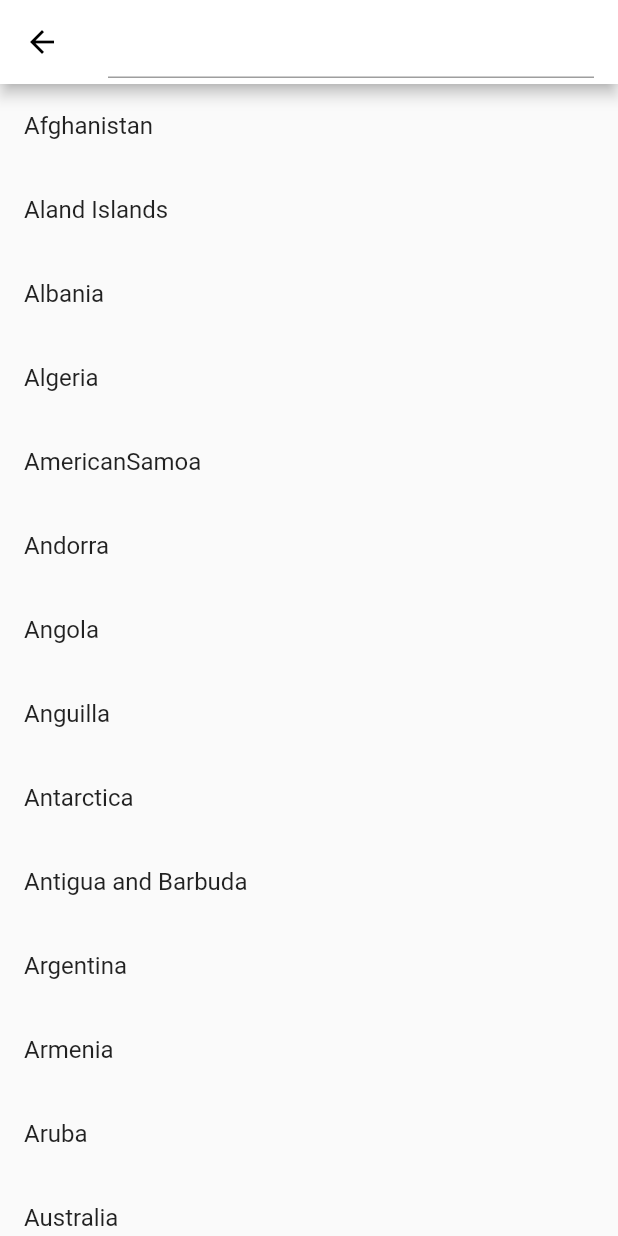
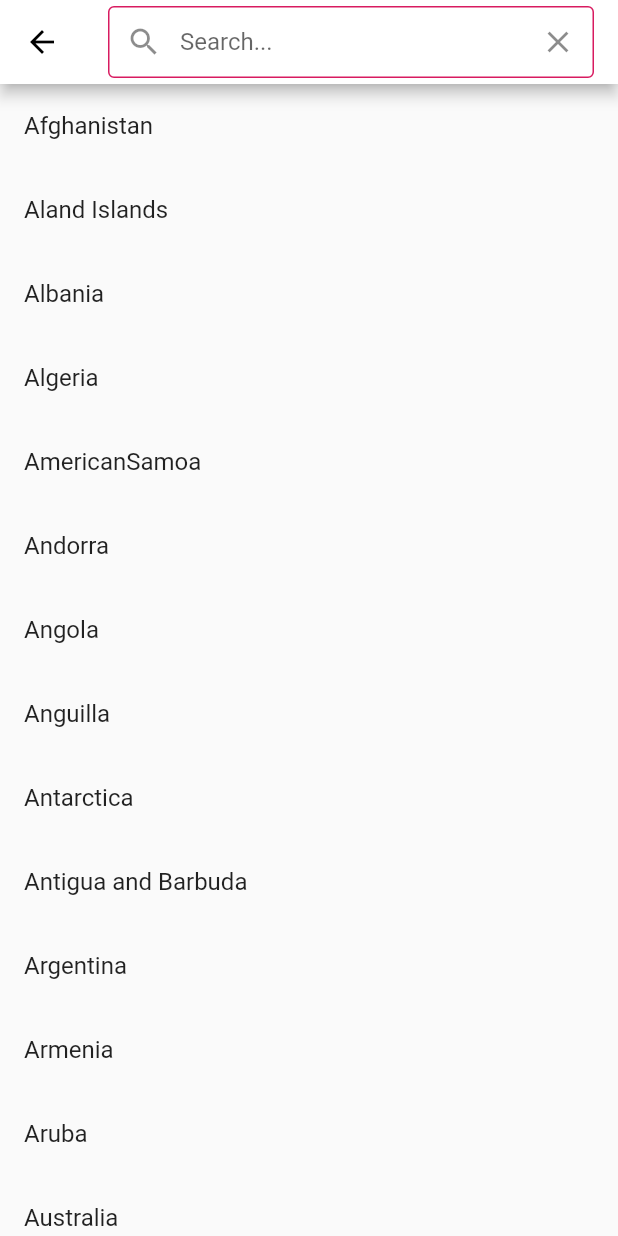
Before and after one commit to DavidRamiroBarragan/flutter-desde-cero, a Flutter app: the screen it shows after launch, after a tap on "/text-field", on a phone screen of 412 x 824 dp. Run offline on Flutter 3.47's test engine with Material 2 defaults, Android fonts, the light colour scheme and no system bars; our stand-ins replace cached_network_image, device_preview, faker, flutter_svg, timeago.

Commit message:
add theme

```diff
--- a/formularios/lib/app_routes.dart
+++ b/formularios/lib/app_routes.dart
@@ -1,10 +1,12 @@
 
 import 'package:flutter/cupertino.dart';
+import 'package:formularios/pages/keyboard_types.dart';
 import 'package:formularios/pages/textfield_page.dart';
 import 'package:formularios/routes.dart';
 
 Map<String, Widget Function(BuildContext)> get appRoutes {
   return {
     Routes.testField: (_) => const TextFieldPage(),
+    Routes.keyboardTypes: (_) => const KeyboardsTypesPages(),
   };
 }
--- a/formularios/lib/main.dart
+++ b/formularios/lib/main.dart
@@ -1,5 +1,6 @@
 import 'package:flutter/material.dart';
 import 'package:formularios/app_routes.dart';
+import 'package:formularios/utils/add_theme.dart';
 
 void main() {
   runApp(const MyApp());
@@ -12,6 +13,7 @@ class MyApp extends StatelessWidget {
   Widget build(BuildContext context) {
     return GestureDetector(
       onTap: () {
+        // Esconder el teclado cuando hacemos drag sobre la lista
         final focus = FocusScope.of(context);
         final fChild = focus.focusedChild;
         if (fChild != null && !fChild.hasPrimaryFocus) {
@@ -19,10 +21,8 @@ class MyApp extends StatelessWidget {
         }
       },
       child: MaterialApp(
-        title: 'Flutter Demo',
-        theme: ThemeData(
-          primarySwatch: Colors.blue,
-        ),
+        title: 'Inputs',
+        theme: getThemeData(context),
         routes: appRoutes,
         home: const HomePage(),
       ),
--- a/formularios/lib/pages/textfield_page.dart
+++ b/formularios/lib/pages/textfield_page.dart
@@ -16,7 +16,7 @@ class _TextFieldPageState extends State<TextFieldPage> {
   @override
   void initState() {
     super.initState();
-    _countries = countries.map<Country>((e) => Country.fromJson(e)).toList();
+    _countries = countries.map<Country>((c) => Country.fromJson(c)).toList();
   }
 
   @override
@@ -26,11 +26,7 @@ class _TextFieldPageState extends State<TextFieldPage> {
     if (_query.isEmpty) {
       filteredList = _countries;
     } else {
-      filteredList = _countries
-          .where((element) => element.name.toLowerCase().contains(
-                _query.toLowerCase(),
-              ))
-          .toList();
+      filteredList = _countries.where(finder).toList();
     }
     return Scaffold(
       appBar: AppBar(
@@ -43,9 +39,37 @@ class _TextFieldPageState extends State<TextFieldPage> {
             _query = value;
             setState(() {});
           },
+          decoration: const InputDecoration(
+            focusedBorder: OutlineInputBorder(
+              borderSide: BorderSide(
+                color: Color(0xffd81b60),
               ),
             ),
-      body: ListView.builder(
+            enabledBorder: OutlineInputBorder(
+              borderSide: BorderSide(
+                color: Color(0xffd81b60),
+              ),
+            ),
+            disabledBorder: OutlineInputBorder(
+              borderSide: BorderSide(
+                color: Colors.black12,
+              ),
+            ),
+            contentPadding: EdgeInsets.symmetric(horizontal: 10),
+            label: Text('Search...'),
+            hintText: 'Example: Ecuador',
+            hintStyle: TextStyle(
+              color: Colors.black26,
+            ),
+            prefixIcon: Icon(Icons.search_outlined),
+            suffixIcon: Icon(Icons.close),
+
+          ),
+        ),
+      ),
+      body: GestureDetector(
+        child: ListView.builder(
+          // Esconder el teclado cuando hacemos drag sobre la lista
           keyboardDismissBehavior: ScrollViewKeyboardDismissBehavior.onDrag,
           itemBuilder: (_, index) {
             return ListTile(
@@ -54,6 +78,11 @@ class _TextFieldPageState extends State<TextFieldPage> {
           },
           itemCount: filteredList.length,
         ),
+      ),
     );
   }
+
+  bool finder(c) => c.name.toLowerCase().contains(
+        _query.toLowerCase(),
+      );
 }
--- a/formularios/lib/routes.dart
+++ b/formularios/lib/routes.dart
@@ -3,4 +3,5 @@ class Routes {
   Routes._();
 
   static const testField = '/text-field';
+  static const keyboardTypes = '/keyboard-type';
 }
--- /dev/null
+++ b/formularios/lib/utils/add_theme.dart
@@ -0,0 +1,18 @@
+import 'package:flutter/material.dart';
+import 'package:formularios/utils/material_color_generator.dart';
+
+ThemeData getThemeData(BuildContext context) {
+  return ThemeData(
+      primarySwatch: generateMaterialColor(
+        const Color(0xffd81b60),
+      ),
+      colorScheme: const ColorScheme.light(
+        primary: Color(0xffd81b60),
+      ),
+      inputDecorationTheme: const InputDecorationTheme(
+        focusedBorder:
+            OutlineInputBorder(borderSide: BorderSide(color: Colors.amber)),
+        enabledBorder: OutlineInputBorder(),
+        disabledBorder: OutlineInputBorder(),
+      ));
+}
--- a/formularios/lib/utils/material_color_generator.dart
+++ b/formularios/lib/utils/material_color_generator.dart
@@ -1,6 +1,6 @@
 import 'package:flutter/material.dart';
 
-MaterialColor generate(Color color) {
+MaterialColor generateMaterialColor(Color color) {
   final Map<int, Color> swatch = {};
   for (int i = 0; i < 10; i++) {
     late int key;
@@ -9,7 +9,7 @@ MaterialColor generate(Color color) {
     } else {
       key = i * 100;
     }
-    final opacity = 0.1 * i + 0.1;
+    final opacity = (0.1 * i) + 0.1;
     swatch[key] = Color.fromRGBO(
       color.red,
       color.green,
```
Also changed, not shown: formularios/lib/pages/keyboard_types.dart (added, +56 -0 lines). Lines whose indentation alone changed are shown as unchanged.
